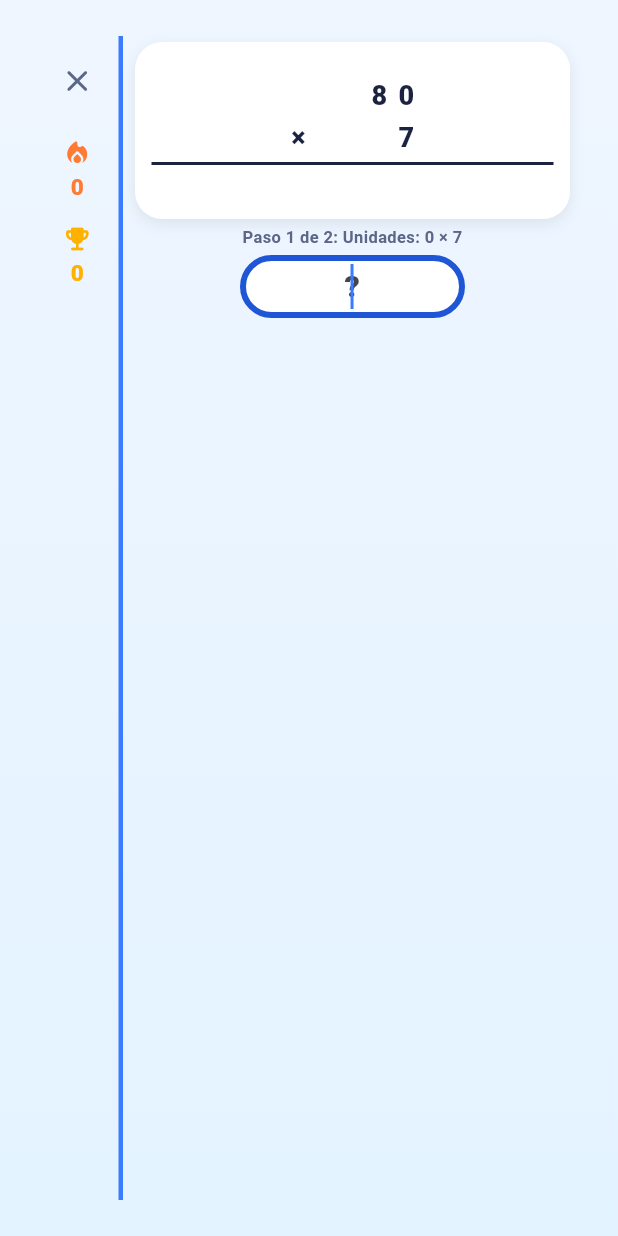
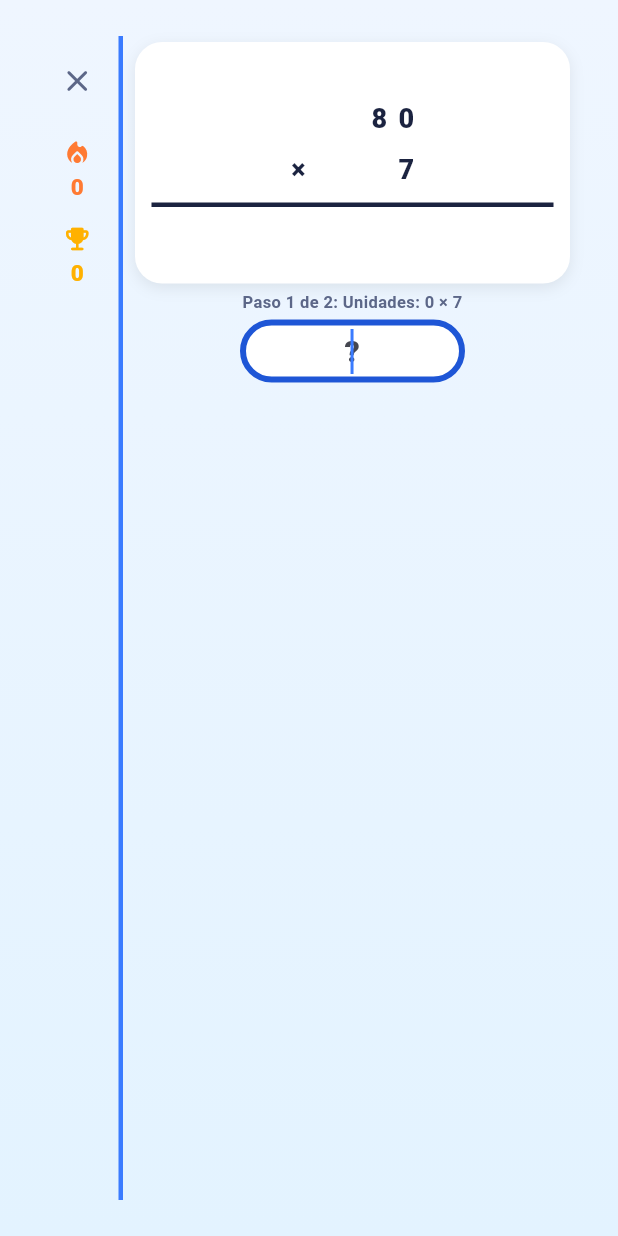
Before and after one commit to BSanFrancisco/EnColumna, a Flutter app: the screen it shows after launch, after a tap on "2 cifras × 1 cifra", on a phone screen of 412 x 824 dp. Run offline on Flutter 3.47's test engine with Material 3 defaults, Android fonts, the phone set to English and light mode, and no system bars; our stand-ins replace shared_preferences.

```diff
--- a/lib/screens/game_screen.dart
+++ b/lib/screens/game_screen.dart
@@ -639,7 +639,7 @@ class _VerticalProblem extends StatelessWidget {
   }) {
     final double size = fontSize ?? _fontSize;
     return Padding(
-      padding: const EdgeInsets.symmetric(vertical: 1),
+      padding: const EdgeInsets.symmetric(vertical: 4),
       child: Row(
         mainAxisSize: MainAxisSize.min,
         children: <Widget>[
@@ -676,8 +676,8 @@ class _VerticalProblem extends StatelessWidget {
 
   Widget _divider() {
     return Container(
-      height: 2,
-      margin: const EdgeInsets.symmetric(vertical: 2),
+      height: 3,
+      margin: const EdgeInsets.symmetric(vertical: 5),
       color: AppColors.textDark,
     );
   }
@@ -749,7 +749,7 @@ class _VerticalProblem extends StatelessWidget {
     }
 
     return Container(
-      padding: const EdgeInsets.symmetric(horizontal: 11, vertical: 6),
+      padding: const EdgeInsets.symmetric(horizontal: 11, vertical: 12),
       decoration: BoxDecoration(
         color: AppColors.cardWhite,
         borderRadius: BorderRadius.circular(18),
```
Also changed, not shown: 2 other files.
